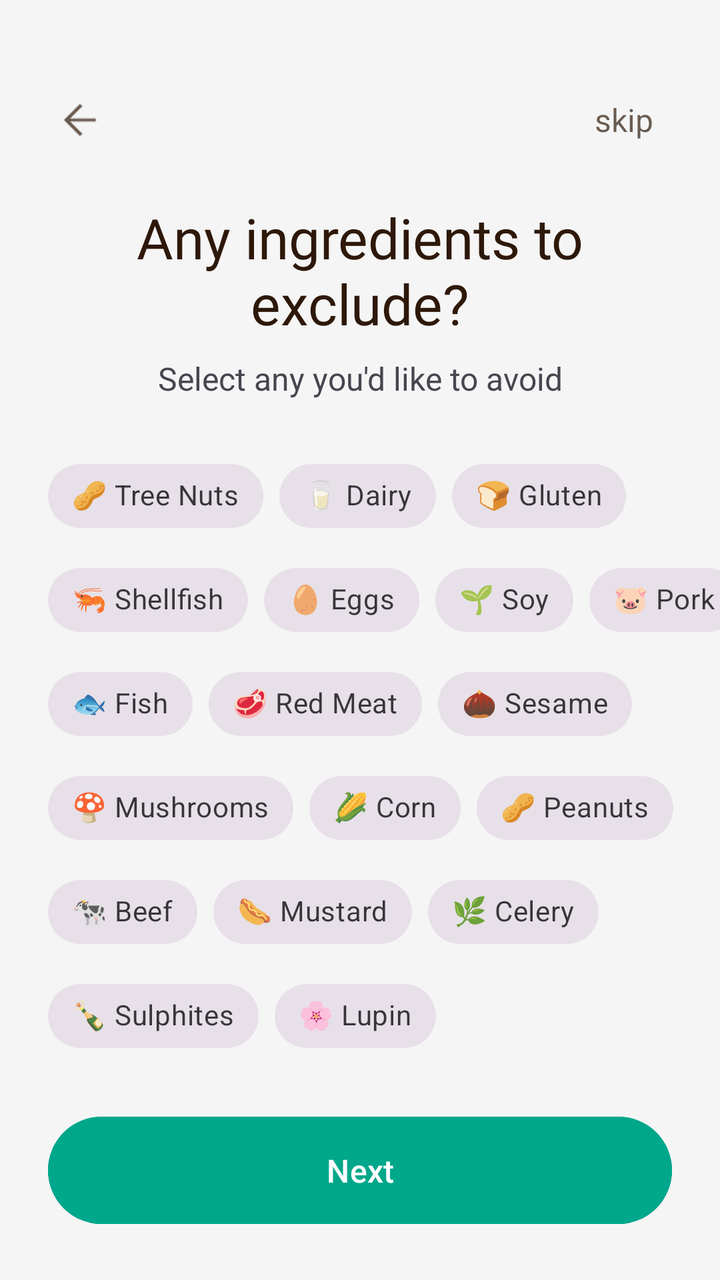
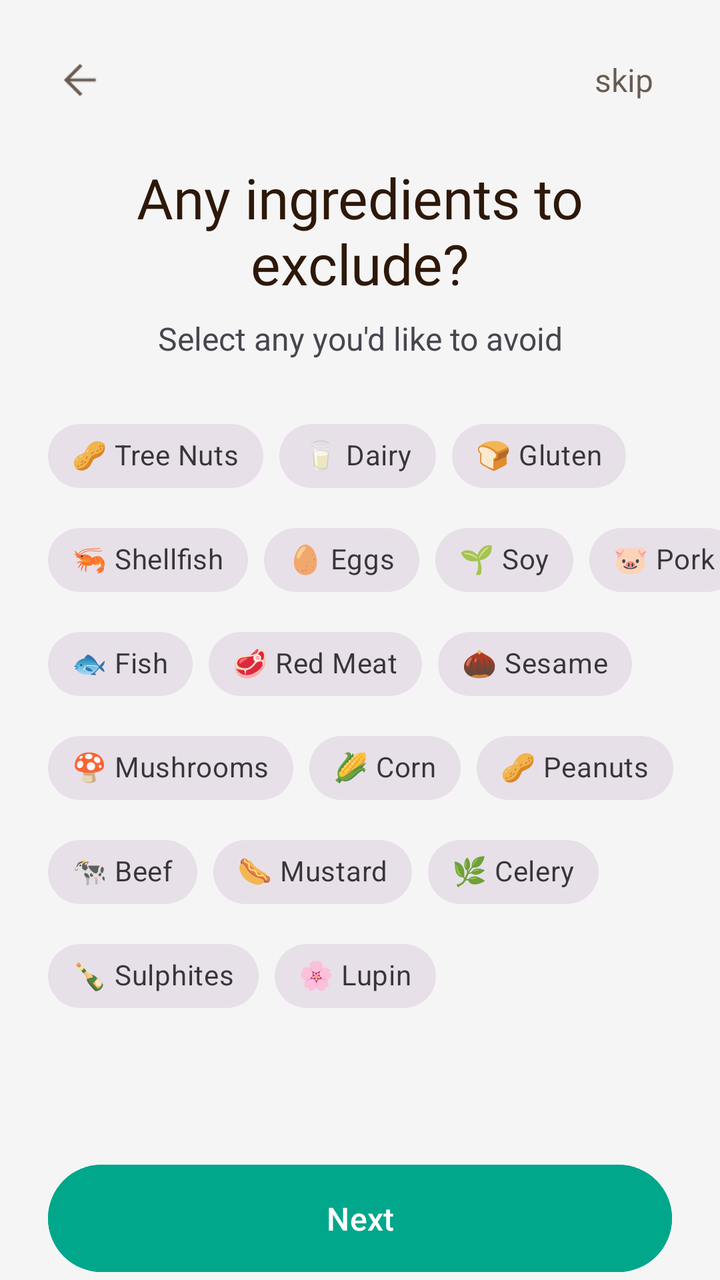

Screens rendered from an Android XML layout before and after an edit, with the pre-edit source and the edit as a unified diff.
<!-- AndroidManifest.xml: application theme Theme.Nutriority -->
<!-- res/layout/fragment_fifth_screen.xml -->
<?xml version="1.0" encoding="utf-8"?>
<androidx.constraintlayout.widget.ConstraintLayout xmlns:android="http://schemas.android.com/apk/res/android"
    xmlns:app="http://schemas.android.com/apk/res-auto"
    xmlns:tools="http://schemas.android.com/tools"
    android:layout_width="match_parent"
    android:layout_height="match_parent"
    android:paddingTop="20dp"
    android:paddingBottom="24dp"
    android:background="@android:color/transparent"
    tools:context=".onboarding.screens.FifthScreen">

    <ImageView
        android:id="@+id/backButton"
        android:layout_width="32dp"
        android:layout_height="32dp"
        android:layout_marginStart="24dp"
        android:alpha="0.7"
        android:clickable="true"
        android:contentDescription="action_back"
        android:focusable="true"
        android:padding="4dp"
        android:src="@drawable/ic_arrow_back"
        app:layout_constraintBottom_toTopOf="@+id/titleTextView"
        app:layout_constraintStart_toStartOf="parent"
        app:layout_constraintTop_toTopOf="parent"
        app:tint="@color/dark_gray"
        tools:ignore="TouchTargetSizeCheck" />

    <TextView
        android:id="@+id/finishButton"
        android:layout_width="wrap_content"
        android:layout_height="32dp"
        android:layout_marginEnd="24dp"
        android:alpha="0.7"
        android:clickable="true"
        android:focusable="true"
        android:gravity="center"
        android:minWidth="48dp"
        android:paddingHorizontal="8dp"
        android:text="skip"
        android:textColor="@color/dark_gray"
        android:textSize="16sp"
        app:layout_constraintBottom_toBottomOf="@+id/backButton"
        app:layout_constraintEnd_toEndOf="parent"
        app:layout_constraintTop_toTopOf="@+id/backButton"
        tools:ignore="TouchTargetSizeCheck" />

    <TextView
        android:id="@+id/titleTextView"
        android:layout_width="0dp"
        android:layout_height="wrap_content"
        android:layout_marginHorizontal="24dp"
        android:layout_marginTop="80dp"
        android:fontFamily="@font/barlow_bold"
        android:gravity="center_horizontal"
        android:text="Any ingredients to exclude?"
        android:textColor="@color/dark_gray"
        android:textSize="28sp"
        app:layout_constraintEnd_toEndOf="parent"
        app:layout_constraintStart_toStartOf="parent"
        app:layout_constraintTop_toTopOf="parent" />

    <TextView
        android:id="@+id/subtitleTextView"
        android:layout_width="0dp"
        android:layout_height="wrap_content"
        android:layout_marginTop="8dp"
        android:gravity="center_horizontal"
        android:text="Select any you'd like to avoid"
        android:textSize="16sp"
        app:layout_constraintEnd_toEndOf="@id/titleTextView"
        app:layout_constraintStart_toStartOf="@id/titleTextView"
        app:layout_constraintTop_toBottomOf="@id/titleTextView" />

    <ScrollView
        android:layout_width="0dp"
        android:layout_height="0dp"
        android:layout_marginTop="24dp"
        android:layout_marginBottom="16dp"
        android:fillViewport="true"
        android:scrollbars="none"
        app:layout_constraintTop_toBottomOf="@id/subtitleTextView"
        app:layout_constraintBottom_toTopOf="@id/nextButton"
        app:layout_constraintStart_toStartOf="parent"
        app:layout_constraintEnd_toEndOf="parent">

        <com.google.android.material.chip.ChipGroup
            android:id="@+id/ingredientsChipGroup"
            android:layout_width="match_parent"
            android:layout_height="wrap_content"
            android:layout_marginHorizontal="24dp"
            app:chipSpacingHorizontal="8dp"
            app:chipSpacingVertical="4dp">

            <com.google.android.material.chip.Chip
                android:id="@+id/chip_nuts"
                style="@style/Widget.MaterialComponents.Chip.Filter"
                android:layout_width="wrap_content"
                android:layout_height="wrap_content"
                app:chipIconVisible="false"
                app:checkedIconVisible="false"
                android:text="🥜 Tree Nuts" />

            <com.google.android.material.chip.Chip
                android:id="@+id/chip_dairy"
                style="@style/Widget.MaterialComponents.Chip.Filter"
                android:layout_width="wrap_content"
                android:layout_height="wrap_content"
                app:chipIconVisible="false"
                app:checkedIconVisible="false"
                android:text="🥛 Dairy" />

            <com.google.android.material.chip.Chip
                android:id="@+id/chip_gluten"
                style="@style/Widget.MaterialComponents.Chip.Filter"
                android:layout_width="wrap_content"
                android:layout_height="wrap_content"
                app:chipIconVisible="false"
                app:checkedIconVisible="false"
                android:text="🍞 Gluten" />

            <com.google.android.material.chip.Chip
                android:id="@+id/chip_shellfish"
                style="@style/Widget.MaterialComponents.Chip.Filter"
                android:layout_width="wrap_content"
                android:layout_height="wrap_content"
                app:chipIconVisible="false"
                app:checkedIconVisible="false"
                android:text="🦐 Shellfish" />

            <com.google.android.material.chip.Chip
                android:id="@+id/chip_eggs"
                style="@style/Widget.MaterialComponents.Chip.Filter"
                android:layout_width="wrap_content"
                android:layout_height="wrap_content"
                app:chipIconVisible="false"
                app:checkedIconVisible="false"
                android:text="🥚 Eggs" />

            <com.google.android.material.chip.Chip
                android:id="@+id/chip_soy"
                style="@style/Widget.MaterialComponents.Chip.Filter"
                android:layout_width="wrap_content"
                android:layout_height="wrap_content"
                app:chipIconVisible="false"
                app:checkedIconVisible="false"
                android:text="🌱 Soy" />

            <com.google.android.material.chip.Chip
                android:id="@+id/chip_pork"
                style="@style/Widget.MaterialComponents.Chip.Filter"
                android:layout_width="wrap_content"
                android:layout_height="wrap_content"
                app:chipIconVisible="false"
                app:checkedIconVisible="false"
                android:text="🐷 Pork" />

            <com.google.android.material.chip.Chip
                android:id="@+id/chip_fish"
                style="@style/Widget.MaterialComponents.Chip.Filter"
                android:layout_width="wrap_content"
                android:layout_height="wrap_content"
                app:chipIconVisible="false"
                app:checkedIconVisible="false"
                android:text="🐟 Fish" />

            <com.google.android.material.chip.Chip
                android:id="@+id/chip_red_meat"
                style="@style/Widget.MaterialComponents.Chip.Filter"
                android:layout_width="wrap_content"
                android:layout_height="wrap_content"
                app:chipIconVisible="false"
                app:checkedIconVisible="false"
                android:text="🥩 Red Meat" />

            <com.google.android.material.chip.Chip
                android:id="@+id/chip_sesame"
                style="@style/Widget.MaterialComponents.Chip.Filter"
                android:layout_width="wrap_content"
                android:layout_height="wrap_content"
                app:chipIconVisible="false"
                app:checkedIconVisible="false"
                android:text="🌰 Sesame" />

            <com.google.android.material.chip.Chip
                android:id="@+id/chip_mushrooms"
                style="@style/Widget.MaterialComponents.Chip.Filter"
                android:layout_width="wrap_content"
                android:layout_height="wrap_content"
                app:chipIconVisible="false"
                app:checkedIconVisible="false"
                android:text="🍄 Mushrooms" />

            <com.google.android.material.chip.Chip
                android:id="@+id/chip_corn"
                style="@style/Widget.MaterialComponents.Chip.Filter"
                android:layout_width="wrap_content"
                android:layout_height="wrap_content"
                app:chipIconVisible="false"
                app:checkedIconVisible="false"
                android:text="🌽 Corn" />

            <com.google.android.material.chip.Chip
                android:id="@+id/chip_peanuts"
                style="@style/Widget.MaterialComponents.Chip.Filter"
                android:layout_width="wrap_content"
                android:layout_height="wrap_content"
                app:chipIconVisible="false"
                app:checkedIconVisible="false"
                android:text="🥜 Peanuts" />

            <com.google.android.material.chip.Chip
                android:id="@+id/chip_beef"
                style="@style/Widget.MaterialComponents.Chip.Filter"
                android:layout_width="wrap_content"
                android:layout_height="wrap_content"
                app:chipIconVisible="false"
                app:checkedIconVisible="false"
                android:text="🐄 Beef" />

            <com.google.android.material.chip.Chip
                android:id="@+id/chip_mustard"
                style="@style/Widget.MaterialComponents.Chip.Filter"
                android:layout_width="wrap_content"
                android:layout_height="wrap_content"
                app:chipIconVisible="false"
                app:checkedIconVisible="false"
                android:text="🌭 Mustard" />

            <com.google.android.material.chip.Chip
                android:id="@+id/chip_celery"
                style="@style/Widget.MaterialComponents.Chip.Filter"
                android:layout_width="wrap_content"
                android:layout_height="wrap_content"
                app:chipIconVisible="false"
                app:checkedIconVisible="false"
                android:text="🌿 Celery" />

            <com.google.android.material.chip.Chip
                android:id="@+id/chip_sulphites"
                style="@style/Widget.MaterialComponents.Chip.Filter"
                android:layout_width="wrap_content"
                android:layout_height="wrap_content"
                app:chipIconVisible="false"
                app:checkedIconVisible="false"
                android:text="🍾 Sulphites" />

            <com.google.android.material.chip.Chip
                android:id="@+id/chip_lupin"
                style="@style/Widget.MaterialComponents.Chip.Filter"
                android:layout_width="wrap_content"
                android:layout_height="wrap_content"
                app:chipIconVisible="false"
                app:checkedIconVisible="false"
                android:text="🌸 Lupin" />

        </com.google.android.material.chip.ChipGroup>
    </ScrollView>

    <Button
        android:id="@+id/nextButton"
        style="@style/Widget.Material3.Button"
        android:layout_width="0dp"
        android:layout_height="wrap_content"
        android:layout_marginHorizontal="24dp"
        android:backgroundTint="@color/green"
        android:paddingVertical="16dp"
        android:text="Next"
        android:textColor="@color/white"
        android:textSize="16sp"
        app:layout_constraintBottom_toBottomOf="parent"
        app:layout_constraintEnd_toEndOf="parent"
        app:layout_constraintStart_toStartOf="parent" />

</androidx.constraintlayout.widget.ConstraintLayout>
<!-- resources referenced by this layout -->
<resources>
  <color name="dark_gray">#2d1809</color>
  <color name="green">#00A78B</color>
  <color name="white">#FFFFFFFF</color>
  <!-- drawable ic_arrow_back: png bitmap (drawable, 588 bytes) -->
  <style name="Theme.Nutriority" parent="Base.Theme.Nutriority" />
  <style name="Base.Theme.Nutriority" parent="Theme.Material3.Light.NoActionBar">
          <item name="android:windowBackground">#F5F5F5</item>
          <item name="android:windowDrawsSystemBarBackgrounds">true</item>
          <item name="android:statusBarColor">@android:color/transparent</item>
          <item name="android:windowLightStatusBar">true</item>
          <item name="android:navigationBarColor">@android:color/transparent</item>
          <item name="android:windowLightNavigationBar">true</item>
          <item name="android:enforceNavigationBarContrast">false</item>
          <item name="android:windowDrawsSystemBarBackgrounds">true</item>
      </style>
</resources>

<!-- the commit's change to res/layout/fragment_fifth_screen.xml (unified diff, before → after) -->
@@ -4,8 +4,6 @@
     xmlns:tools="http://schemas.android.com/tools"
     android:layout_width="match_parent"
     android:layout_height="match_parent"
-    android:paddingTop="20dp"
-    android:paddingBottom="24dp"
     android:background="@android:color/transparent"
     tools:context=".onboarding.screens.FifthScreen">
 
